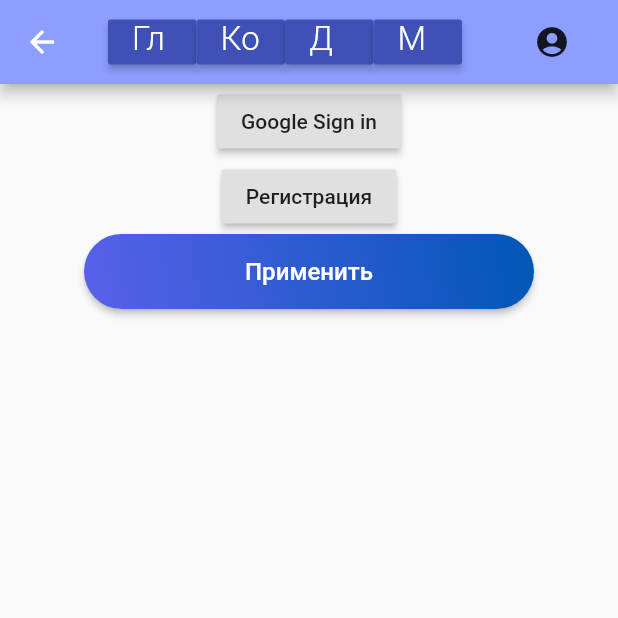
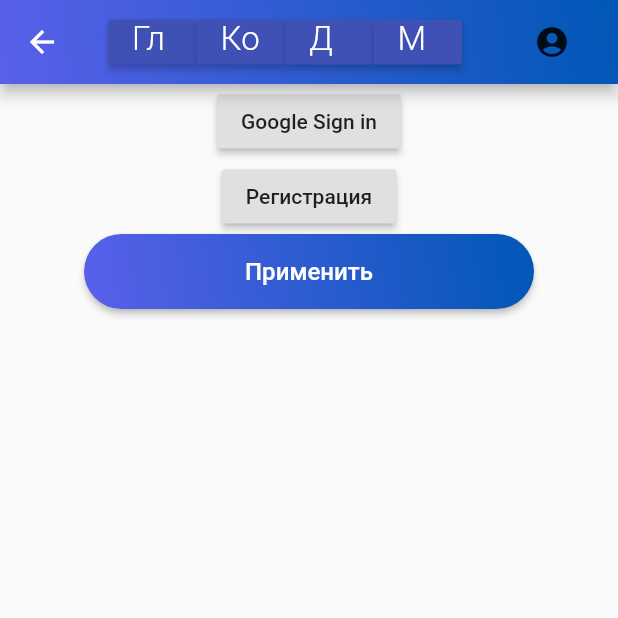
Before and after one commit to Alex3n/gazprom_connect_web, a Flutter app: the DialogLogin screen opened by its route, on a phone screen of 412 x 824 dp, the top half of it. Run offline on Flutter 3.47's test engine with Material 2 defaults, Android fonts, the light colour scheme and no system bars; our stand-ins replace date_format, firebase_auth, flutter_swiper, shared_preferences; missing offline and left inert: dart:html, firebase, firebase_core_web, firebase_image; accounts and stored records are empty; network calls fail.

Commit message:
мержи и так далее

```diff
--- a/lib/themes/colors.dart
+++ b/lib/themes/colors.dart
@@ -1,4 +1,3 @@
-
 import 'package:flutter/material.dart';
 //газпром
 const maingazprom = const Color(0xFF0070BA);
--- a/lib/ui/widgets/myAppBar.dart
+++ b/lib/ui/widgets/myAppBar.dart
@@ -1,21 +1,24 @@
 import 'dart:ui';
 
+import 'package:gazpromconnectweb/themes/colors.dart';
 import 'package:gazpromconnectweb/ui/pages/Autorization.dart';
 import 'package:firebase/src/firestore.dart';
 import 'package:flutter/material.dart';
 
 import '../../main.dart';
-import 'myDropdownButton.dart';
 
 AppBar buildAppBar(BuildContext context, {DocumentSnapshot valueSnapshot}) {
   return AppBar(
-    backgroundColor: Color(0xFF8C9EFF),
+
     actions: <Widget>[
       FlatButton(onPressed: () {
         Navigator.of(context).pushNamed("/profile");
       },
         child: Icon(Icons.account_circle),)
-    ],
+    ],flexibleSpace: Container(
+    decoration: BoxDecoration(
+        gradient: LinearGradient (begin: Alignment.bottomLeft,end: Alignment.topRight,colors: <Color>[ gazprombanviolet,gazprombankazure])    ),
+  ),
     title: Container(
       height: 30,
       child: Row(
```
